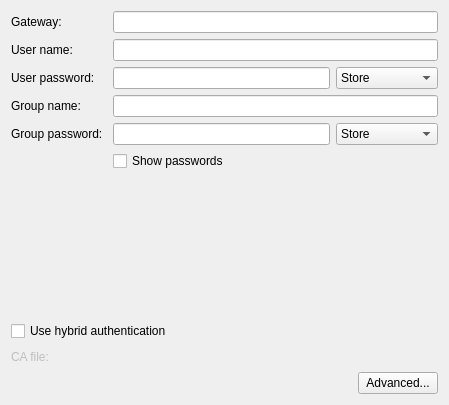
Above: vpn/vpnc/vpnc.ui from KDE/plasma-nm before the change. Below: the same form after it.
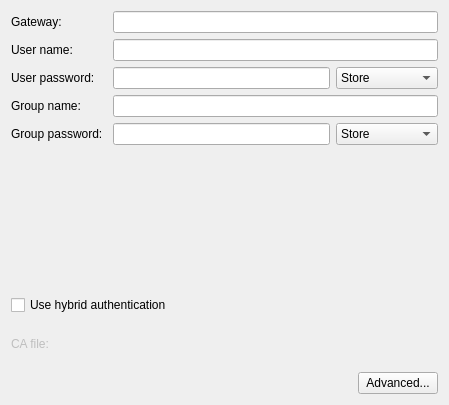
That is the form after the change. Custom widgets are drawn as their Qt base class.

Commit message: Replace 'show password' checkboxes with a custom password field REVIEW:124922

The edit to the form file:
```diff
--- a/vpn/vpnc/vpnc.ui
+++ b/vpn/vpnc/vpnc.ui
@@ -51,15 +51,15 @@
    <item row="2" column="2">
     <layout class="QHBoxLayout" name="horizontalLayout">
      <item>
-      <widget class="QLineEdit" name="userPassword">
+      <widget class="PasswordField" name="userPassword">
        <property name="sizePolicy">
         <sizepolicy hsizetype="MinimumExpanding" vsizetype="Fixed">
          <horstretch>0</horstretch>
          <verstretch>0</verstretch>
         </sizepolicy>
        </property>
-       <property name="echoMode">
-        <enum>QLineEdit::Password</enum>
+       <property name="passwordMode">
+        <bool>true</bool>
        </property>
       </widget>
      </item>
@@ -84,6 +84,9 @@
      </item>
     </layout>
    </item>
+   <item row="3" column="2">
+    <widget class="QLineEdit" name="group"/>
+   </item>
    <item row="3" column="0">
     <widget class="QLabel" name="label_4">
      <property name="text">
@@ -94,8 +97,12 @@
      </property>
     </widget>
    </item>
-   <item row="3" column="2">
-    <widget class="QLineEdit" name="group"/>
+   <item row="6" column="0" colspan="3">
+    <widget class="QCheckBox" name="useHybridAuth">
+     <property name="text">
+      <string>Use hybrid authentication</string>
+     </property>
+    </widget>
    </item>
    <item row="4" column="0" colspan="2">
     <widget class="QLabel" name="label_5">
@@ -110,15 +117,15 @@
    <item row="4" column="2">
     <layout class="QHBoxLayout" name="horizontalLayout_2">
      <item>
-      <widget class="QLineEdit" name="groupPassword">
+      <widget class="PasswordField" name="groupPassword">
        <property name="sizePolicy">
         <sizepolicy hsizetype="MinimumExpanding" vsizetype="Fixed">
          <horstretch>0</horstretch>
          <verstretch>0</verstretch>
         </sizepolicy>
        </property>
-       <property name="echoMode">
-        <enum>QLineEdit::Password</enum>
+       <property name="passwordMode">
+        <bool>true</bool>
        </property>
       </widget>
      </item>
@@ -143,14 +150,7 @@
      </item>
     </layout>
    </item>
-   <item row="5" column="2">
-    <widget class="QCheckBox" name="cbShowPasswords">
-     <property name="text">
-      <string>Show passwords</string>
-     </property>
-    </widget>
-   </item>
-   <item row="6" column="1">
+   <item row="5" column="1">
     <spacer name="verticalSpacer">
      <property name="orientation">
       <enum>Qt::Vertical</enum>
@@ -166,14 +166,7 @@
      </property>
     </spacer>
    </item>
-   <item row="7" column="0" colspan="3">
-    <widget class="QCheckBox" name="useHybridAuth">
-     <property name="text">
-      <string>Use hybrid authentication</string>
-     </property>
-    </widget>
-   </item>
-   <item row="8" column="0">
+   <item row="7" column="0">
     <widget class="QLabel" name="label_6">
      <property name="enabled">
       <bool>false</bool>
@@ -186,7 +179,7 @@
      </property>
     </widget>
    </item>
-   <item row="8" column="2">
+   <item row="7" column="2">
     <widget class="KUrlRequester" name="caFile">
      <property name="enabled">
       <bool>false</bool>
@@ -196,7 +189,7 @@
      </property>
     </widget>
    </item>
-   <item row="9" column="2">
+   <item row="8" column="2">
     <layout class="QHBoxLayout" name="horizontalLayout_3">
      <item>
       <spacer name="horizontalSpacer">
@@ -228,6 +221,11 @@
    <extends>QWidget</extends>
    <header>kurlrequester.h</header>
   </customwidget>
+  <customwidget>
+   <class>PasswordField</class>
+   <extends>QLineEdit</extends>
+   <header>passwordfield.h</header>
+  </customwidget>
  </customwidgets>
  <tabstops>
   <tabstop>gateway</tabstop>
```
Left out of the diff: 1 changed line with no effect on the pictures. The commit also changes 68 other files.
